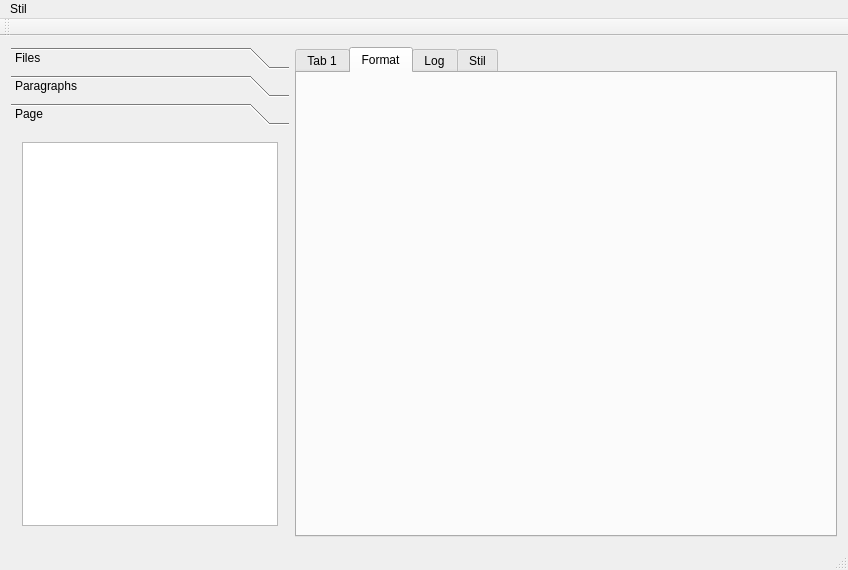
awegsche/Ebooks, file mainwindow.ui: the form before one commit.
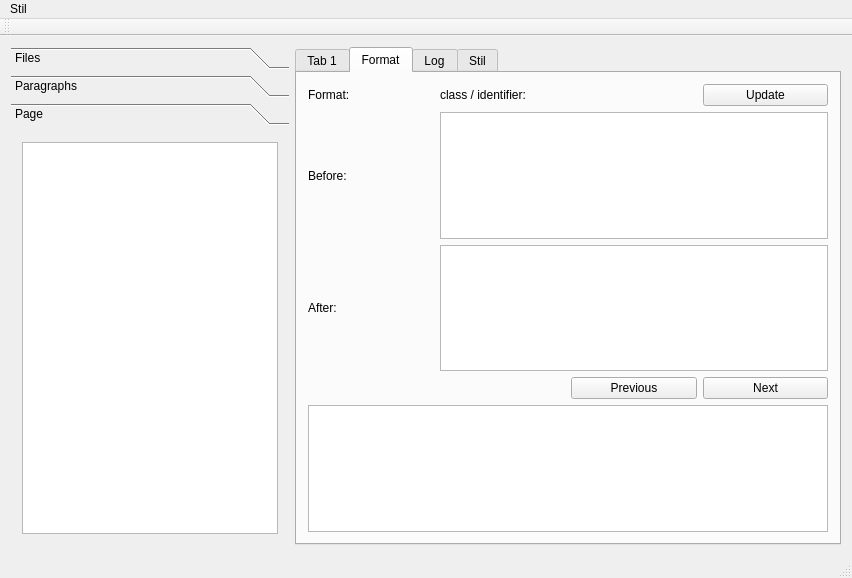
The form after the commit. The open tabs and pages were chosen to show the change.

Commit message:
Added Format tab's content
still non-functional

The edit to the form file:
```diff
--- a/mainwindow.ui
+++ b/mainwindow.ui
@@ -6,8 +6,8 @@
    <rect>
     <x>0</x>
     <y>0</y>
-    <width>848</width>
-    <height>570</height>
+    <width>852</width>
+    <height>578</height>
    </rect>
   </property>
   <property name="windowTitle">
@@ -74,8 +74,8 @@
         <rect>
          <x>0</x>
          <y>0</y>
-         <width>270</width>
-         <height>423</height>
+         <width>274</width>
+         <height>426</height>
         </rect>
        </property>
        <attribute name="label">
@@ -114,6 +114,66 @@
        <attribute name="title">
         <string>Format</string>
        </attribute>
+       <layout class="QGridLayout" name="gridLayout_3">
+        <item row="0" column="0">
+         <widget class="QLabel" name="label">
+          <property name="text">
+           <string>Format:</string>
+          </property>
+         </widget>
+        </item>
+        <item row="0" column="1">
+         <widget class="QLabel" name="label_2">
+          <property name="text">
+           <string>class / identifier:</string>
+          </property>
+         </widget>
+        </item>
+        <item row="0" column="3">
+         <widget class="QPushButton" name="pushButton_3">
+          <property name="text">
+           <string>Update</string>
+          </property>
+         </widget>
+        </item>
+        <item row="1" column="0">
+         <widget class="QLabel" name="label_3">
+          <property name="text">
+           <string>Before:</string>
+          </property>
+         </widget>
+        </item>
+        <item row="1" column="1" colspan="3">
+         <widget class="QPlainTextEdit" name="plainEditBefore"/>
+        </item>
+        <item row="2" column="0">
+         <widget class="QLabel" name="label_4">
+          <property name="text">
+           <string>After:</string>
+          </property>
+         </widget>
+        </item>
+        <item row="2" column="1" colspan="3">
+         <widget class="QPlainTextEdit" name="plainEditAfter"/>
+        </item>
+        <item row="3" column="2">
+         <widget class="QPushButton" name="pushButton_2">
+          <property name="text">
+           <string>Previous</string>
+          </property>
+         </widget>
+        </item>
+        <item row="3" column="3">
+         <widget class="QPushButton" name="pushButton">
+          <property name="text">
+           <string>Next</string>
+          </property>
+         </widget>
+        </item>
+        <item row="4" column="0" colspan="4">
+         <widget class="QTextBrowser" name="browseUsage"/>
+        </item>
+       </layout>
       </widget>
       <widget class="QWidget" name="tab_3">
        <attribute name="title">
@@ -139,8 +199,8 @@
     <rect>
      <x>0</x>
      <y>0</y>
-     <width>848</width>
-     <height>19</height>
+     <width>852</width>
+     <height>21</height>
     </rect>
    </property>
    <widget class="QMenu" name="menuStil">
```
Left out of the diff: 12 changed lines with no effect on the pictures. The commit also changes 8 other files.
